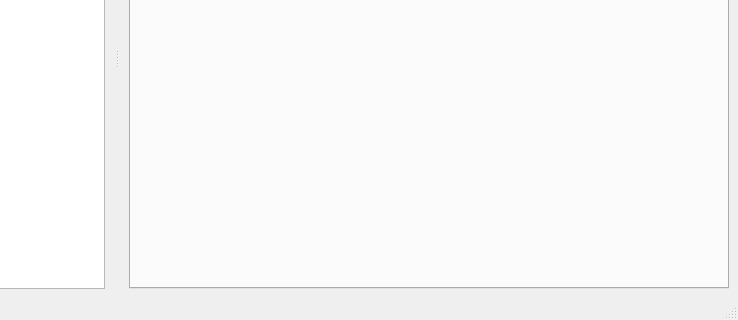
Old version of the form tools/castctrl/trunk/qtui/mainwindow.ui in the repository marc-hanheide/cogx; both pictures show x 104 to 842 and y 230 to 550 of the 842 by 550 pixel window.
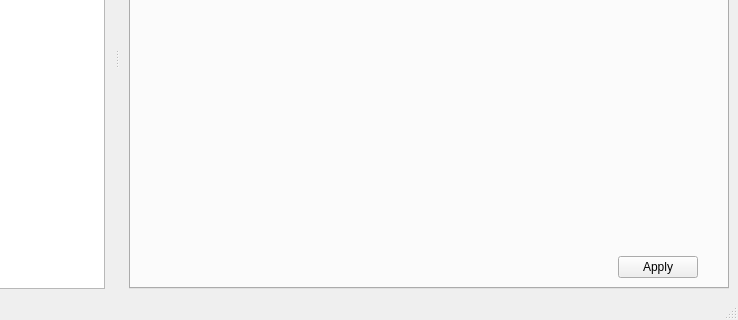
New version of the form. The open tabs and pages were chosen to show the change. Icons and pictures are not drawn.

Commit message: castctrl: added (a fake) apply button to server-config page

What changed in the file:
```diff
--- a/tools/castctrl/trunk/qtui/mainwindow.ui
+++ b/tools/castctrl/trunk/qtui/mainwindow.ui
@@ -1168,6 +1168,46 @@
              </property>
             </widget>
            </item>
+           <item>
+            <layout class="QHBoxLayout" name="horizontalLayout_3">
+             <item>
+              <spacer name="horizontalSpacer_11">
+               <property name="orientation">
+                <enum>Qt::Horizontal</enum>
+               </property>
+               <property name="sizeHint" stdset="0">
+                <size>
+                 <width>40</width>
+                 <height>20</height>
+                </size>
+               </property>
+              </spacer>
+             </item>
+             <item>
+              <widget class="QPushButton" name="btApplyServerProp">
+               <property name="text">
+                <string>Apply</string>
+               </property>
+              </widget>
+             </item>
+             <item>
+              <spacer name="horizontalSpacer_12">
+               <property name="orientation">
+                <enum>Qt::Horizontal</enum>
+               </property>
+               <property name="sizeType">
+                <enum>QSizePolicy::Fixed</enum>
+               </property>
+               <property name="sizeHint" stdset="0">
+                <size>
+                 <width>20</width>
+                 <height>20</height>
+                </size>
+               </property>
+              </spacer>
+             </item>
+            </layout>
+           </item>
           </layout>
          </widget>
          <widget class="QWidget" name="tabOldInterface">
```
Left out of the diff: 2 changed lines with no effect on the pictures. The commit also changes 4 other files.
